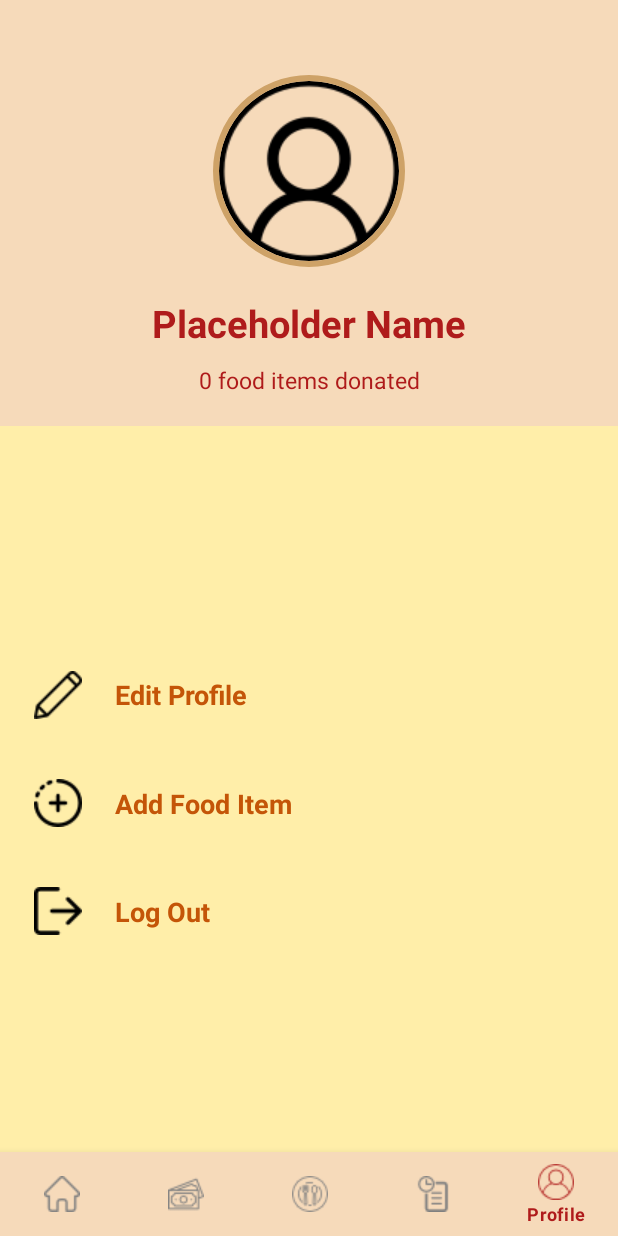
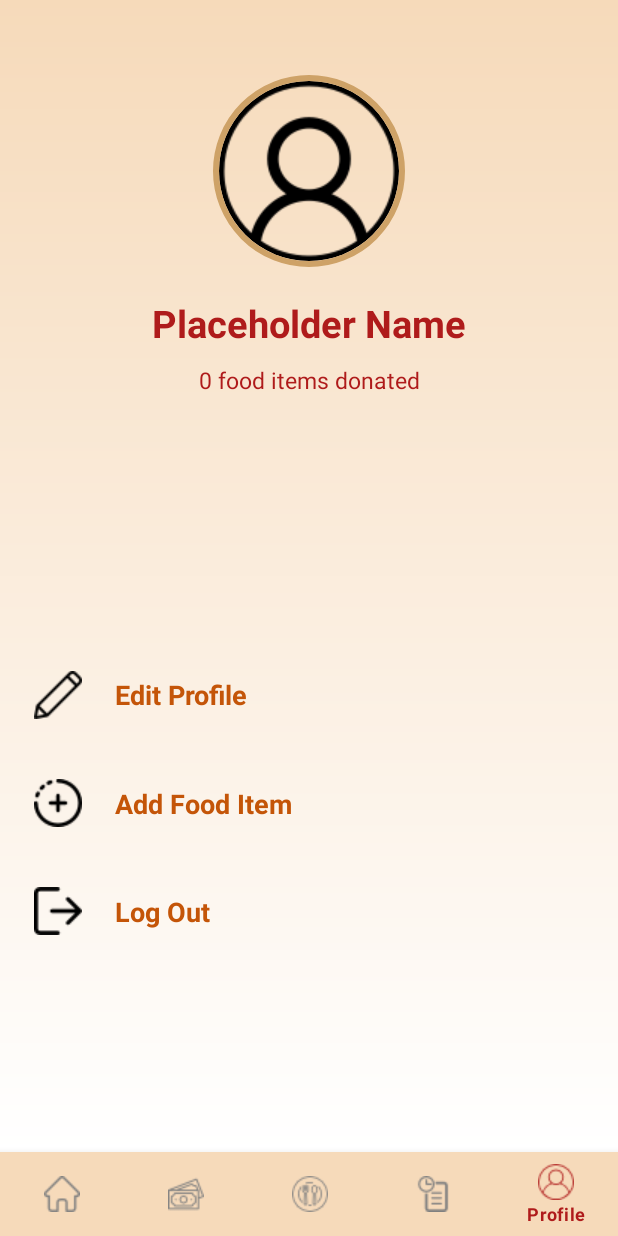
Before and after one commit to honganhcs/ShareAMeal, an Android app: the DonorUserPageActivity screen opened directly, with no data from a screen before it, on a phone screen of 412 x 824 dp. Run offline under Robolectric (Android 15) with nearby library versions, the phone set to English and light mode, and no system bars; our stand-ins replace CircleImageView, Firebase (no records; nobody signed in at launch, a user with empty details on screens opened directly); 1 statement that could not run was skipped.

Commit message:
Changed background color for user profile page

```diff
--- a/ShareAMeal/app/src/main/java/com/example/shareameal/MainActivity.java
+++ b/ShareAMeal/app/src/main/java/com/example/shareameal/MainActivity.java
@@ -63,5 +63,4 @@ public class MainActivity extends AppCompatActivity {
             }
         });
     }
-
 }
--- /dev/null
+++ b/ShareAMeal/app/src/main/res/drawable/userpagebg.xml
@@ -0,0 +1,14 @@
+<?xml version="1.0" encoding="utf-8"?>
+<shape xmlns:android="http://schemas.android.com/apk/res/android"
+    android:shape="rectangle">
+
+    <solid android:color="#F6DABA" />
+
+    <gradient
+        android:type="linear"
+        android:startColor="@color/white"
+        android:endColor="#F6DABA"
+        android:angle="90"
+        />
+
+</shape>
--- a/ShareAMeal/app/src/main/res/layout/activity_donor_user_page.xml
+++ b/ShareAMeal/app/src/main/res/layout/activity_donor_user_page.xml
@@ -12,12 +12,12 @@
         android:layout_height="wrap_content"
         android:layout_above="@+id/bottom_navigation"
         android:layout_alignParentTop="true"
-        android:orientation="vertical">
+        android:orientation="vertical"
+        android:background="@drawable/userpagebg">
 
         <androidx.constraintlayout.widget.ConstraintLayout
             android:layout_width="match_parent"
             android:layout_height="wrap_content"
-            android:background="#F6DABA"
             app:layout_constraintTop_toTopOf="parent">
 
             <de.hdodenhof.circleimageview.CircleImageView xmlns:app="http://schemas.android.com/apk/res-auto"
@@ -63,8 +63,7 @@
 
         <androidx.constraintlayout.widget.ConstraintLayout
             android:layout_width="match_parent"
-            android:layout_height="match_parent"
-            android:background="#FFEEA9">
+            android:layout_height="match_parent">
 
             <ImageView
                 android:id="@+id/editProfileIcon"
--- a/ShareAMeal/app/src/main/res/layout/activity_recipient_user_page.xml
+++ b/ShareAMeal/app/src/main/res/layout/activity_recipient_user_page.xml
@@ -11,12 +11,13 @@
         android:layout_height="wrap_content"
         android:layout_above="@+id/bottom_navigation"
         android:layout_alignParentTop="true"
-        android:orientation="vertical">
+        android:orientation="vertical"
+        android:background="@drawable/userpagebg">
 
         <androidx.constraintlayout.widget.ConstraintLayout
             android:layout_width="match_parent"
             android:layout_height="wrap_content"
-            android:background="#F6DABA"
+
             app:layout_constraintTop_toTopOf="parent">
 
             <de.hdodenhof.circleimageview.CircleImageView xmlns:app="http://schemas.android.com/apk/res-auto"
@@ -52,7 +53,7 @@
         <androidx.constraintlayout.widget.ConstraintLayout
             android:layout_width="match_parent"
             android:layout_height="match_parent"
-            android:background="#FFEEA9">
+            >
 
             <ImageView
                 android:id="@+id/editProfileIcon"
```
